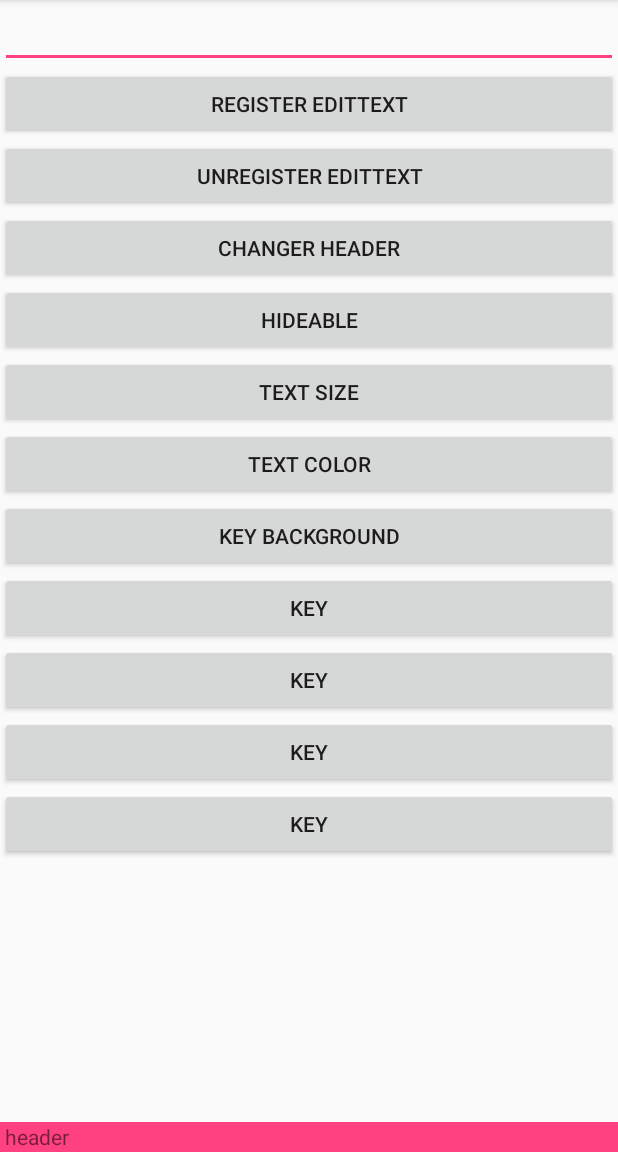
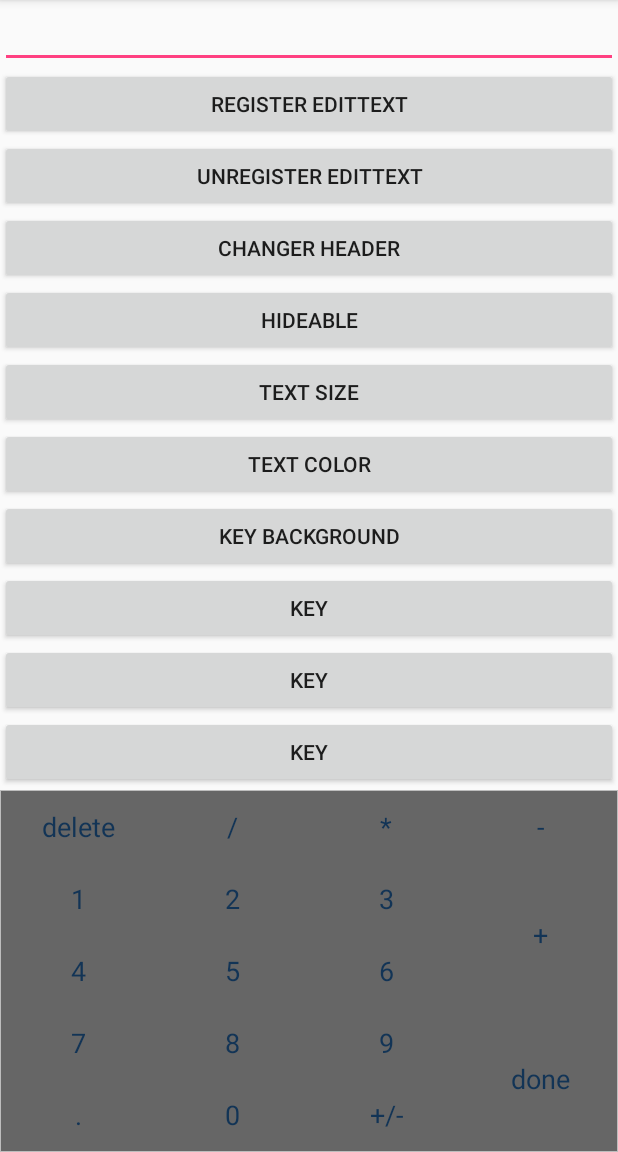
Before and after one commit to qsxs/CalculatorInputMethod, an Android app: the screen it shows after launch (BottomSheetActivity), in the options menu, after a tap on "bottom_sheet", on a phone screen of 412 x 824 dp, the part 84-1236 px from its top. Run offline under Robolectric (Android 15) with nearby library versions, the phone set to English and light mode, and no system bars.

Commit message:
header空时处理

```diff
--- a/app/src/main/res/layout/activity_bottom_sheet.xml
+++ b/app/src/main/res/layout/activity_bottom_sheet.xml
@@ -89,10 +89,9 @@
         android:layout_width="match_parent"
         android:layout_height="wrap_content"
         android:background="@color/design_bottom_navigation_shadow_color"
-        app:header="@layout/header"
         app:hideable="false"
         app:keyBackground="#666"
-        app:show="false"
+        app:show="true"
         app:textColor="#123456"
         app:textSize="12sp"
         tools:behavior_peekHeight="200dp"
--- a/library/src/main/java/com/lihb/library/KeyBoardView.kt
+++ b/library/src/main/java/com/lihb/library/KeyBoardView.kt
@@ -160,8 +160,10 @@ open class KeyBoardView : LinearLayout {
     }
 
     fun setHeaderView(@LayoutRes layout: Int) {
-        val view = LayoutInflater.from(context).inflate(layout, this, false)
-        setHeaderView(view)
+        if (layout != 0) {
+            val view = LayoutInflater.from(context).inflate(layout, this, false)
+            setHeaderView(view)
+        }
     }
 
     fun getHeaderView(): View? {
```
